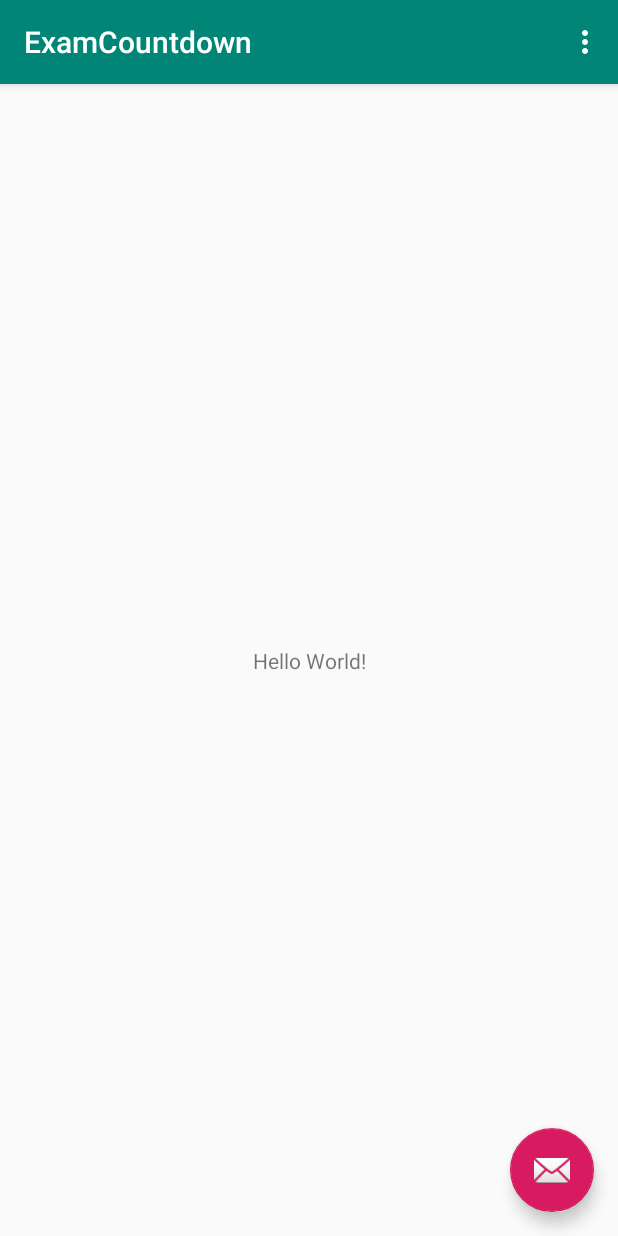
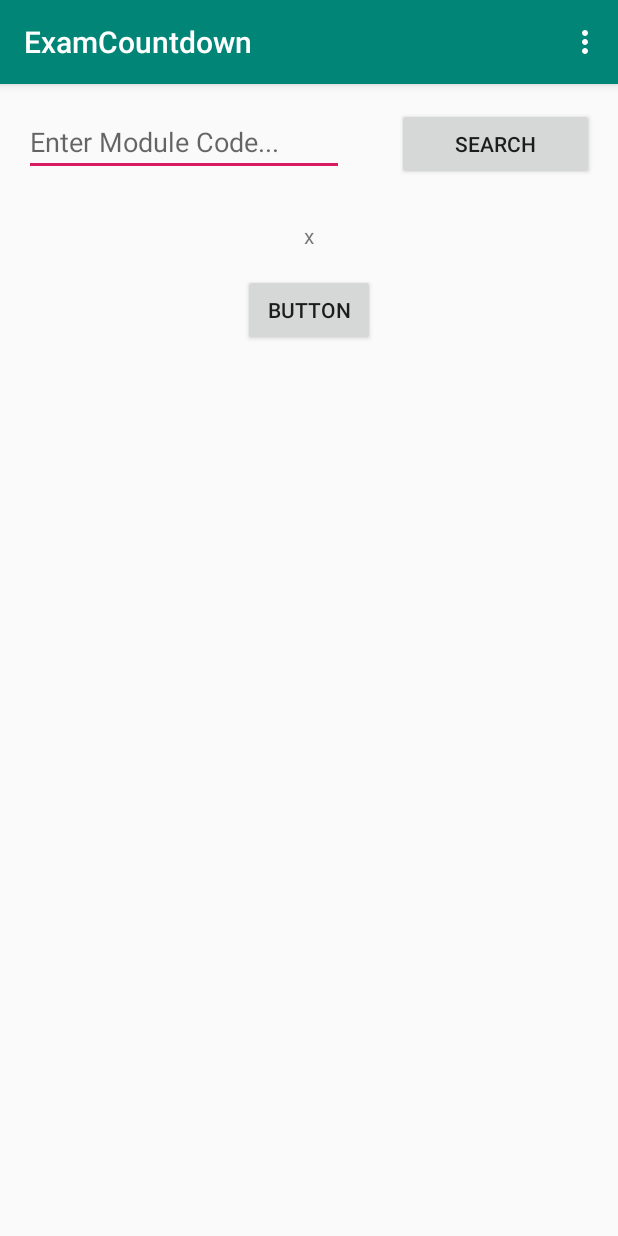
Before and after one commit to jon-chua/ExamCountdown, an Android app: the screen it shows after launch (MainActivity), in the options menu, after a tap on "Settings", on a phone screen of 412 x 824 dp. Run offline under Robolectric (Android 15) with nearby library versions, the phone set to English and light mode, and no system bars.

```diff
--- a/app/src/main/java/com/example/examcountdown/MainActivity.java
+++ b/app/src/main/java/com/example/examcountdown/MainActivity.java
@@ -1,15 +1,23 @@
 package com.example.examcountdown;
 
 import android.os.Bundle;
-import android.support.design.widget.FloatingActionButton;
-import android.support.design.widget.Snackbar;
 import android.support.v7.app.AppCompatActivity;
 import android.support.v7.widget.Toolbar;
 import android.view.View;
 import android.view.Menu;
 import android.view.MenuItem;
+import android.widget.Button;
+import android.widget.TextView;
+
+import java.io.BufferedReader;
+import java.io.IOException;
+import java.io.InputStream;
+import java.io.InputStreamReader;
+
 
 public class MainActivity extends AppCompatActivity {
+
+    BufferedReader reader;
 
     @Override
     protected void onCreate(Bundle savedInstanceState) {
@@ -18,12 +26,20 @@ public class MainActivity extends AppCompatActivity {
         Toolbar toolbar = findViewById(R.id.toolbar);
         setSupportActionBar(toolbar);
 
-        FloatingActionButton fab = findViewById(R.id.fab);
-        fab.setOnClickListener(new View.OnClickListener() {
+        final TextView textView = findViewById(R.id.textView);
+        InputStream is = this.getResources().openRawResource(R.raw.data);
+        reader = new BufferedReader(new InputStreamReader(is));
+
+        Button button2 = findViewById(R.id.button2);
+        button2.setOnClickListener(new View.OnClickListener() {
+
             @Override
             public void onClick(View view) {
-                Snackbar.make(view, "Replace with your own action", Snackbar.LENGTH_LONG)
-                        .setAction("Action", null).show();
+                try {
+                    textView.setText(reader.readLine());
+                } catch (IOException e) {
+                    e.printStackTrace();
+                }
             }
         });
     }
--- a/app/src/main/res/layout/activity_main.xml
+++ b/app/src/main/res/layout/activity_main.xml
@@ -22,12 +22,4 @@
 
     <include layout="@layout/content_main" />
 
-    <android.support.design.widget.FloatingActionButton
-        android:id="@+id/fab"
-        android:layout_width="wrap_content"
-        android:layout_height="wrap_content"
-        android:layout_gravity="bottom|end"
-        android:layout_margin="@dimen/fab_margin"
-        app:srcCompat="@android:drawable/ic_dialog_email" />
-
 </android.support.design.widget.CoordinatorLayout>
--- a/app/src/main/res/layout/content_main.xml
+++ b/app/src/main/res/layout/content_main.xml
@@ -8,13 +8,52 @@
     tools:context=".MainActivity"
     tools:showIn="@layout/activity_main">
 
-    <TextView
+    <EditText
+        android:id="@+id/editText"
         android:layout_width="wrap_content"
         android:layout_height="wrap_content"
-        android:text="Hello World!"
-        app:layout_constraintBottom_toBottomOf="parent"
-        app:layout_constraintLeft_toLeftOf="parent"
-        app:layout_constraintRight_toRightOf="parent"
+        android:layout_marginStart="16dp"
+        android:layout_marginLeft="16dp"
+        android:layout_marginTop="16dp"
+        android:ems="10"
+        android:hint="@string/module_code_enter"
+        android:inputType="textPersonName"
+        app:layout_constraintStart_toStartOf="parent"
         app:layout_constraintTop_toTopOf="parent" />
 
+    <Button
+        android:id="@+id/button"
+        android:layout_width="131dp"
+        android:layout_height="wrap_content"
+        android:layout_marginStart="78dp"
+        android:layout_marginLeft="78dp"
+        android:layout_marginTop="16dp"
+        android:layout_marginEnd="16dp"
+        android:layout_marginRight="16dp"
+        android:text="@string/module_search"
+        app:layout_constraintEnd_toEndOf="parent"
+        app:layout_constraintHorizontal_bias="1.0"
+        app:layout_constraintStart_toEndOf="@+id/editText"
+        app:layout_constraintTop_toTopOf="parent" />
+
+    <TextView
+        android:id="@+id/textView"
+        android:layout_width="wrap_content"
+        android:layout_height="wrap_content"
+        android:layout_marginTop="30dp"
+        android:text="TextView"
+        app:layout_constraintEnd_toEndOf="parent"
+        app:layout_constraintStart_toStartOf="parent"
+        app:layout_constraintTop_toBottomOf="@+id/editText" />
+
+    <Button
+        android:id="@+id/button2"
+        android:layout_width="wrap_content"
+        android:layout_height="wrap_content"
+        android:layout_marginTop="16dp"
+        android:text="Button"
+        app:layout_constraintEnd_toEndOf="parent"
+        app:layout_constraintStart_toStartOf="parent"
+        app:layout_constraintTop_toBottomOf="@+id/textView" />
+
 </android.support.constraint.ConstraintLayout>
--- a/app/src/main/res/values/strings.xml
+++ b/app/src/main/res/values/strings.xml
@@ -1,4 +1,6 @@
 <resources>
     <string name="app_name">ExamCountdown</string>
     <string name="action_settings">Settings</string>
+    <string name="module_code_enter">Enter Module Code...</string>
+    <string name="module_search">Search</string>
 </resources>
```
